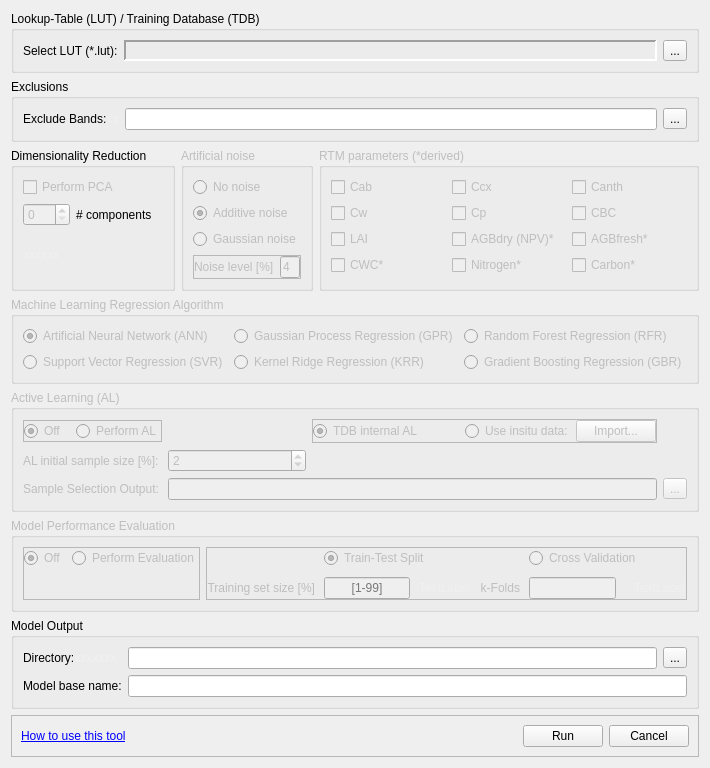
This is enmapbox/apps/lmuvegetationapps/Resources/UserInterfaces/Processor_Train.ui in EnMAP-Box/enmap-box as Qt 5 draws it before an edit. The edited form follows.
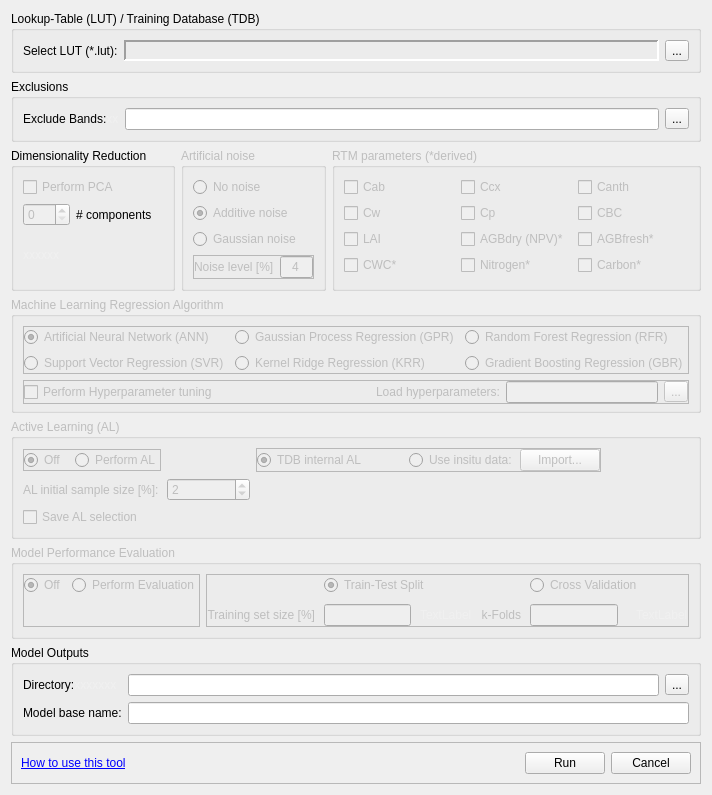
This is the edited form.

Commit message: Advanced Veg Processor running version 0.1

```diff
--- a/enmapbox/apps/lmuvegetationapps/Resources/UserInterfaces/Processor_Train.ui
+++ b/enmapbox/apps/lmuvegetationapps/Resources/UserInterfaces/Processor_Train.ui
@@ -6,8 +6,8 @@
    <rect>
     <x>0</x>
     <y>0</y>
-    <width>625</width>
-    <height>678</height>
+    <width>627</width>
+    <height>699</height>
    </rect>
   </property>
   <property name="sizePolicy">
@@ -47,6 +47,74 @@
       <string>Active Learning (AL)</string>
      </property>
      <layout class="QGridLayout" name="gridLayout_4">
+      <item row="0" column="0">
+       <widget class="QFrame" name="AL_frame">
+        <property name="sizePolicy">
+         <sizepolicy hsizetype="Preferred" vsizetype="Fixed">
+          <horstretch>0</horstretch>
+          <verstretch>0</verstretch>
+         </sizepolicy>
+        </property>
+        <property name="frameShape">
+         <enum>QFrame::StyledPanel</enum>
+        </property>
+        <property name="frameShadow">
+         <enum>QFrame::Raised</enum>
+        </property>
+        <layout class="QHBoxLayout" name="horizontalLayout_4">
+         <property name="spacing">
+          <number>9</number>
+         </property>
+         <property name="leftMargin">
+          <number>0</number>
+         </property>
+         <property name="topMargin">
+          <number>0</number>
+         </property>
+         <property name="rightMargin">
+          <number>0</number>
+         </property>
+         <property name="bottomMargin">
+          <number>0</number>
+         </property>
+         <item>
+          <widget class="QRadioButton" name="radNoAL">
+           <property name="sizePolicy">
+            <sizepolicy hsizetype="Minimum" vsizetype="Preferred">
+             <horstretch>0</horstretch>
+             <verstretch>0</verstretch>
+            </sizepolicy>
+           </property>
+           <property name="text">
+            <string>Off</string>
+           </property>
+           <property name="checked">
+            <bool>true</bool>
+           </property>
+           <attribute name="buttonGroup">
+            <string notr="true">rad_group_al</string>
+           </attribute>
+          </widget>
+         </item>
+         <item>
+          <widget class="QRadioButton" name="radAL">
+           <property name="sizePolicy">
+            <sizepolicy hsizetype="Minimum" vsizetype="Preferred">
+             <horstretch>0</horstretch>
+             <verstretch>0</verstretch>
+            </sizepolicy>
+           </property>
+           <property name="text">
+            <string>Perform AL</string>
+           </property>
+           <attribute name="buttonGroup">
+            <string notr="true">rad_group_al</string>
+           </attribute>
+          </widget>
+         </item>
+        </layout>
+       </widget>
+      </item>
       <item row="0" column="3">
        <widget class="QFrame" name="AL_rbFrame">
         <property name="enabled">
@@ -144,124 +212,6 @@
         </layout>
        </widget>
       </item>
-      <item row="2" column="4">
-       <widget class="QToolButton" name="cmdSelectOut">
-        <property name="enabled">
-         <bool>false</bool>
-        </property>
-        <property name="text">
-         <string>...</string>
-        </property>
-       </widget>
-      </item>
-      <item row="1" column="2">
-       <widget class="QSpinBox" name="sbInitSamples">
-        <property name="enabled">
-         <bool>false</bool>
-        </property>
-        <property name="maximum">
-         <number>100</number>
-        </property>
-        <property name="value">
-         <number>2</number>
-        </property>
-       </widget>
-      </item>
-      <item row="2" column="0">
-       <widget class="QLabel" name="lblSelectOut">
-        <property name="enabled">
-         <bool>false</bool>
-        </property>
-        <property name="text">
-         <string>&lt;html&gt;&lt;head/&gt;&lt;body&gt;&lt;p&gt;Sample Selection Output:&lt;/p&gt;&lt;/body&gt;&lt;/html&gt;</string>
-        </property>
-       </widget>
-      </item>
-      <item row="1" column="0">
-       <widget class="QLabel" name="lblInitSamples">
-        <property name="enabled">
-         <bool>false</bool>
-        </property>
-        <property name="text">
-         <string>AL initial sample size [%]:</string>
-        </property>
-       </widget>
-      </item>
-      <item row="2" column="2" colspan="2">
-       <widget class="QLineEdit" name="txtSelectOut">
-        <property name="enabled">
-         <bool>false</bool>
-        </property>
-       </widget>
-      </item>
-      <item row="0" column="0">
-       <widget class="QFrame" name="frame">
-        <property name="sizePolicy">
-         <sizepolicy hsizetype="Preferred" vsizetype="Fixed">
-          <horstretch>0</horstretch>
-          <verstretch>0</verstretch>
-         </sizepolicy>
-        </property>
-        <property name="frameShape">
-         <enum>QFrame::StyledPanel</enum>
-        </property>
-        <property name="frameShadow">
-         <enum>QFrame::Raised</enum>
-        </property>
-        <layout class="QHBoxLayout" name="horizontalLayout_4">
-         <property name="spacing">
-          <number>9</number>
-         </property>
-         <property name="leftMargin">
-          <number>0</number>
-         </property>
-         <property name="topMargin">
-          <number>0</number>
-         </property>
-         <property name="rightMargin">
-          <number>0</number>
-         </property>
-         <property name="bottomMargin">
-          <number>0</number>
-         </property>
-         <item>
-          <widget class="QRadioButton" name="radNoAL">
-           <property name="sizePolicy">
-            <sizepolicy hsizetype="Minimum" vsizetype="Preferred">
-             <horstretch>0</horstretch>
-             <verstretch>0</verstretch>
-            </sizepolicy>
-           </property>
-           <property name="text">
-            <string>Off</string>
-           </property>
-           <property name="checked">
-            <bool>true</bool>
-           </property>
-           <attribute name="buttonGroup">
-            <string notr="true">rad_group_al</string>
-           </attribute>
-          </widget>
-         </item>
-         <item>
-          <widget class="QRadioButton" name="radAL">
-           <property name="sizePolicy">
-            <sizepolicy hsizetype="Minimum" vsizetype="Preferred">
-             <horstretch>0</horstretch>
-             <verstretch>0</verstretch>
-            </sizepolicy>
-           </property>
-           <property name="text">
-            <string>Perform AL</string>
-           </property>
-           <attribute name="buttonGroup">
-            <string notr="true">rad_group_al</string>
-           </attribute>
-          </widget>
-         </item>
-        </layout>
-       </widget>
-      </item>
       <item row="1" column="3" colspan="2">
        <spacer name="horizontalSpacer_4">
         <property name="orientation">
@@ -275,6 +225,36 @@
         </property>
        </spacer>
       </item>
+      <item row="1" column="0">
+       <widget class="QLabel" name="lblInitSamples">
+        <property name="enabled">
+         <bool>false</bool>
+        </property>
+        <property name="text">
+         <string>AL initial sample size [%]:</string>
+        </property>
+       </widget>
+      </item>
+      <item row="1" column="1">
+       <widget class="QSpinBox" name="sbInitSamples">
+        <property name="enabled">
+         <bool>false</bool>
+        </property>
+        <property name="maximum">
+         <number>100</number>
+        </property>
+        <property name="value">
+         <number>2</number>
+        </property>
+       </widget>
+      </item>
+      <item row="3" column="0">
+       <widget class="QCheckBox" name="chkALsave">
+        <property name="text">
+         <string>Save AL selection</string>
+        </property>
+       </widget>
+      </item>
      </layout>
     </widget>
    </item>
@@ -516,8 +496,38 @@
       <string>Machine Learning Regression Algorithm</string>
      </property>
      <layout class="QGridLayout" name="gridLayout_6">
-      <item row="0" column="5">
-       <spacer name="horizontalSpacer_3">
+      <property name="bottomMargin">
+       <number>6</number>
+      </property>
+      <property name="horizontalSpacing">
+       <number>6</number>
+      </property>
+      <item row="3" column="0">
+       <widget class="QFrame" name="Hyp_frame">
+        <property name="frameShape">
+         <enum>QFrame::StyledPanel</enum>
+        </property>
+        <property name="frameShadow">
+         <enum>QFrame::Raised</enum>
+        </property>
+        <layout class="QGridLayout" name="gridLayout_14">
+         <property name="leftMargin">
+          <number>0</number>
+         </property>
+         <property name="topMargin">
+          <number>0</number>
+         </property>
+         <property name="rightMargin">
+          <number>0</number>
+         </property>
+         <property name="bottomMargin">
+          <number>0</number>
+         </property>
+         <property name="spacing">
+          <number>6</number>
+         </property>
+         <item row="1" column="1">
+          <spacer name="horizontalSpacer_5">
         <property name="orientation">
          <enum>Qt::Horizontal</enum>
         </property>
@@ -530,18 +540,53 @@
        </spacer>
       </item>
       <item row="1" column="0">
-       <widget class="QRadioButton" name="rbSVR">
-        <property name="enabled">
-         <bool>false</bool>
-        </property>
+          <widget class="QCheckBox" name="chkHyptuning">
+           <property name="text">
+            <string>Perform Hyperparameter tuning</string>
+           </property>
+          </widget>
+         </item>
+         <item row="1" column="4">
+          <widget class="QLineEdit" name="txtInputHyp"/>
+         </item>
+         <item row="1" column="5">
+          <widget class="QToolButton" name="cmdLoadHyp">
         <property name="text">
-         <string>Support Vector Regression (SVR)</string>
-        </property>
-        <attribute name="buttonGroup">
-         <string notr="true">rad_group_ml</string>
-        </attribute>
-       </widget>
-      </item>
+            <string>...</string>
+           </property>
+          </widget>
+         </item>
+         <item row="1" column="3">
+          <widget class="QLabel" name="lblLoadHyp">
+           <property name="text">
+            <string>Load hyperparameters:</string>
+           </property>
+          </widget>
+         </item>
+        </layout>
+       </widget>
+      </item>
+      <item row="0" column="0" rowspan="2">
+       <widget class="QFrame" name="MLRA_frame">
+        <property name="frameShape">
+         <enum>QFrame::StyledPanel</enum>
+        </property>
+        <property name="frameShadow">
+         <enum>QFrame::Raised</enum>
+        </property>
+        <layout class="QGridLayout" name="gridLayout_13">
+         <property name="leftMargin">
+          <number>0</number>
+         </property>
+         <property name="topMargin">
+          <number>0</number>
+         </property>
+         <property name="rightMargin">
+          <number>0</number>
+         </property>
+         <property name="bottomMargin">
+          <number>0</number>
+         </property>
       <item row="0" column="0">
        <widget class="QRadioButton" name="rbANN">
         <property name="enabled">
@@ -558,16 +603,6 @@
         </attribute>
        </widget>
       </item>
-      <item row="1" column="1">
-       <widget class="QRadioButton" name="rbKRR">
-        <property name="text">
-         <string>Kernel Ridge Regression (KRR)</string>
-        </property>
-        <attribute name="buttonGroup">
-         <string notr="true">rad_group_ml</string>
-        </attribute>
-       </widget>
-      </item>
       <item row="0" column="1">
        <widget class="QRadioButton" name="rbGPR">
         <property name="enabled">
@@ -607,6 +642,32 @@
         </attribute>
        </widget>
       </item>
+         <item row="1" column="0">
+          <widget class="QRadioButton" name="rbSVR">
+           <property name="enabled">
+            <bool>false</bool>
+           </property>
+           <property name="text">
+            <string>Support Vector Regression (SVR)</string>
+           </property>
+           <attribute name="buttonGroup">
+            <string notr="true">rad_group_ml</string>
+           </attribute>
+          </widget>
+         </item>
+         <item row="1" column="1">
+          <widget class="QRadioButton" name="rbKRR">
+           <property name="text">
+            <string>Kernel Ridge Regression (KRR)</string>
+           </property>
+           <attribute name="buttonGroup">
+            <string notr="true">rad_group_ml</string>
+           </attribute>
+          </widget>
+         </item>
+        </layout>
+       </widget>
+      </item>
      </layout>
     </widget>
    </item>
@@ -1191,7 +1252,7 @@
       </sizepolicy>
      </property>
      <property name="title">
-      <string>Model Output</string>
+      <string>Model Outputs</string>
      </property>
      <layout class="QGridLayout" name="gridLayout_5">
       <item row="1" column="0">
@@ -1304,7 +1365,7 @@
       <item row="2" column="0">
        <widget class="QRadioButton" name="radNoiseGauss">
         <property name="text">
-         <string>Gaussian noise</string>
+         <string>Gaussian noise    </string>
         </property>
         <attribute name="buttonGroup">
          <string notr="true">rad_group_noise</string>
@@ -1360,6 +1421,9 @@
              <verstretch>0</verstretch>
             </sizepolicy>
            </property>
+           <property name="layoutDirection">
+            <enum>Qt::LeftToRight</enum>
+           </property>
            <property name="inputMethodHints">
             <set>Qt::ImhDigitsOnly</set>
            </property>
@@ -1372,6 +1436,9 @@
            <property name="maxLength">
             <number>1</number>
            </property>
+           <property name="alignment">
+            <set>Qt::AlignCenter</set>
+           </property>
           </widget>
          </item>
         </layout>
@@ -1544,7 +1611,7 @@
             <set>Qt::AlignCenter</set>
            </property>
            <property name="placeholderText">
-            <string>[1-99]</string>
+            <string/>
            </property>
           </widget>
          </item>
@@ -1616,6 +1683,9 @@
            <property name="alignment">
             <set>Qt::AlignCenter</set>
            </property>
+           <property name="placeholderText">
+            <string/>
+           </property>
           </widget>
          </item>
          <item row="1" column="6">
```
Left out of the diff: 54 changed lines with no effect on the pictures. Lines whose indentation alone changed are shown as unchanged. The commit also changes 7 other files.
